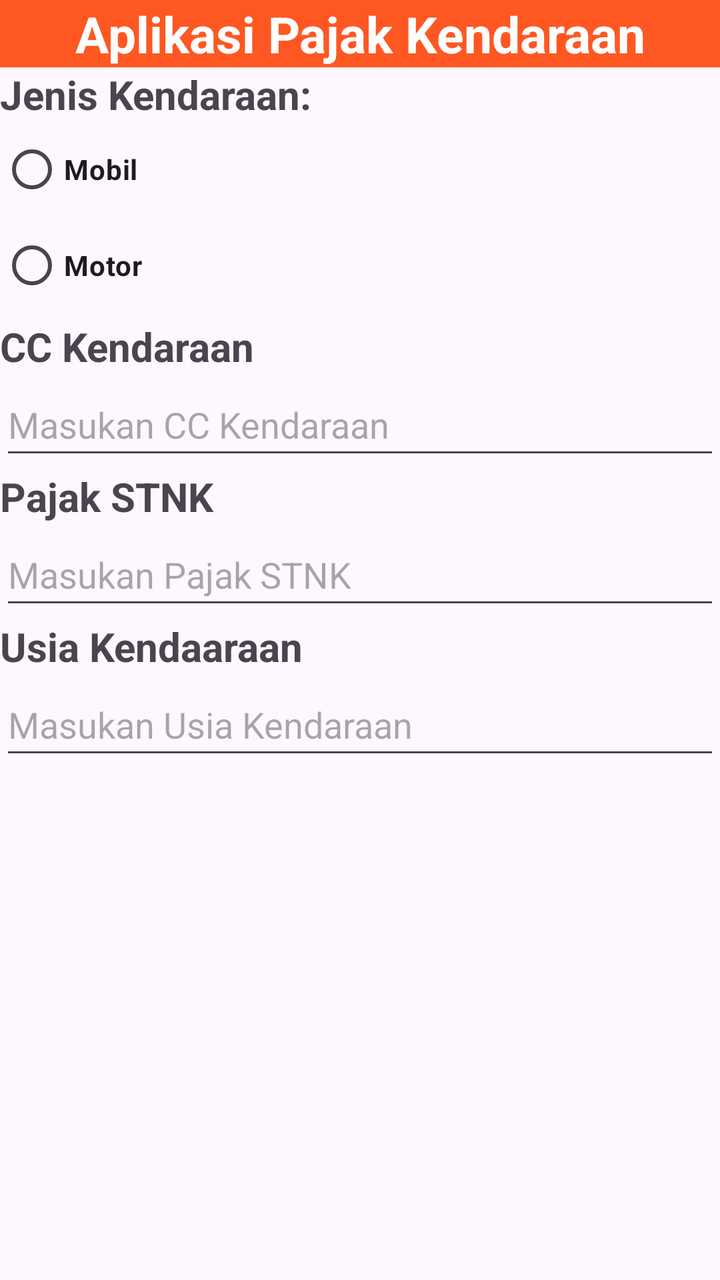
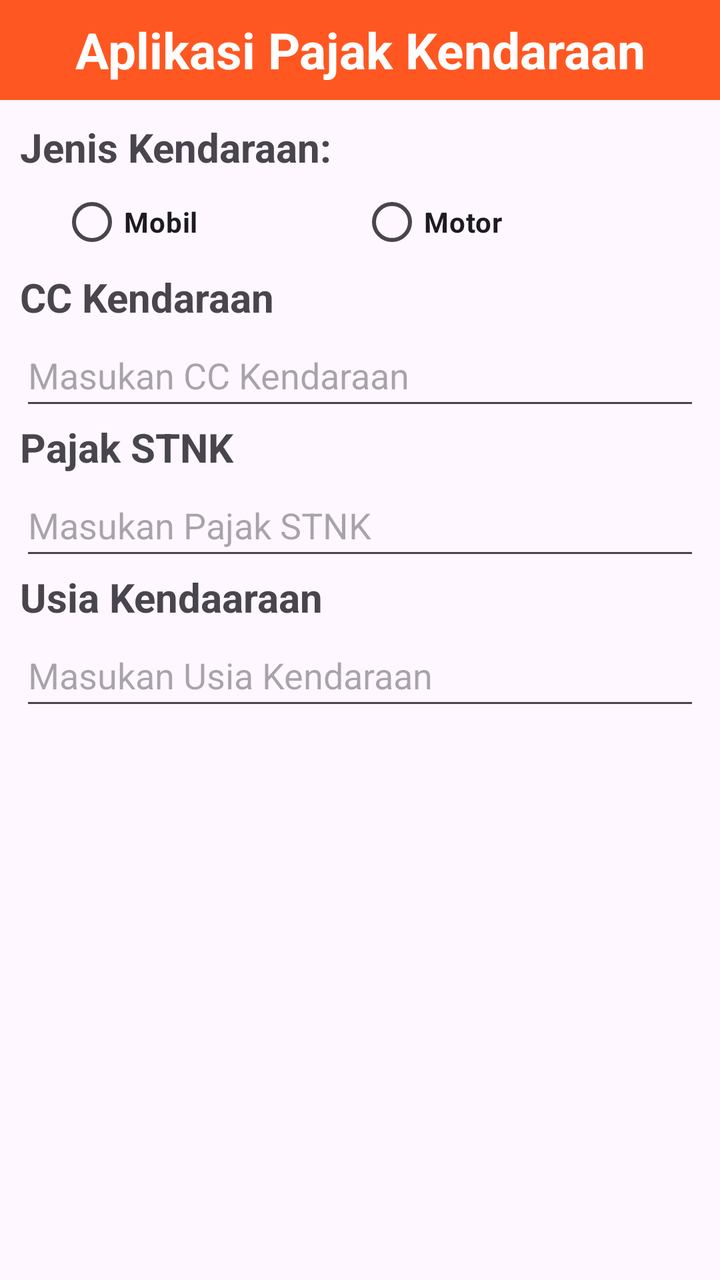

Screens rendered from an Android XML layout before and after an edit, with the pre-edit source and the edit as a unified diff.
<!-- AndroidManifest.xml: application theme Theme.APK -->
<!-- res/layout/activity_main.xml -->
<?xml version="1.0" encoding="utf-8"?>
<LinearLayout xmlns:android="http://schemas.android.com/apk/res/android"
    xmlns:app="http://schemas.android.com/apk/res-auto"
    xmlns:tools="http://schemas.android.com/tools"
    android:id="@+id/main"
    android:layout_width="match_parent"
    android:layout_height="match_parent"
    android:orientation="vertical"
    tools:context=".MainActivity">

    <TextView
        android:id="@+id/judul"
        android:layout_width="match_parent"
        android:layout_height="wrap_content"
        android:text="@string/ap"
        android:background="@color/orange"
        android:textColor="@color/white"
        android:textStyle="bold"
        android:textSize="25sp"
        android:textAlignment="center"
        />

    <TextView
        android:id="@+id/jenis"
        android:layout_width="match_parent"
        android:layout_height="wrap_content"
        android:text="@string/jk"
        android:textSize="20sp"
        android:textStyle="bold" />

    <RadioGroup
        android:id="@+id/JenisKendaraan"
        android:layout_width="match_parent"
        android:layout_height="99dp">

        <RadioButton
            android:id="@+id/mobil"
            android:layout_width="match_parent"
            android:layout_height="wrap_content"
            android:text="@string/m"
            android:textStyle="bold" />

        <RadioButton
            android:id="@+id/motor"
            android:layout_width="match_parent"
            android:layout_height="wrap_content"
            android:text="@string/mt"
            android:textStyle="bold" />

    </RadioGroup>

    <TextView
        android:id="@+id/cck"
        android:layout_width="match_parent"
        android:layout_height="wrap_content"
        android:text="@string/cc"
        android:textSize="20sp"
        android:textStyle="bold" />

    <EditText
        android:id="@+id/InputCC"
        android:layout_width="match_parent"
        android:layout_height="48dp"
        android:ems="10"
        android:maxLength="5"
        android:hint="@string/c"
        android:inputType="numberSigned" />

    <TextView
        android:id="@+id/pjkstnk"
        android:layout_width="match_parent"
        android:layout_height="wrap_content"
        android:text="@string/ps"
        android:textSize="20sp"
        android:textStyle="bold" />

    <EditText
        android:id="@+id/InputPajakSTNK"
        android:layout_width="match_parent"
        android:layout_height="48dp"
        android:ems="10"
        android:inputType="numberSigned"
        android:hint="@string/p" />

    <TextView
        android:id="@+id/usk"
        android:layout_width="match_parent"
        android:layout_height="wrap_content"
        android:textSize="20sp"
        android:text="@string/uk"
        android:textStyle="bold"/>

    <EditText
        android:id="@+id/editusia"
        android:layout_width="match_parent"
        android:layout_height="48dp"
        android:ems="10"
        android:maxLength="3"
        android:inputType="numberSigned"
        android:hint="@string/u"/>

    <TextView
        android:id="@+id/pkbp"
        android:layout_width="match_parent"
        android:layout_height="wrap_content"
        android:textSize="18sp"
        android:textStyle="bold" />

    <TextView
        android:id="@+id/hasilpkb"
        android:gravity="center_vertical|right"
        android:layout_width="match_parent"
        android:layout_height="wrap_content" />

    <TextView
        android:id="@+id/swd"
        android:layout_width="match_parent"
        android:layout_height="wrap_content"
        android:textSize="18sp"
        android:textStyle="bold" />

    <TextView
        android:id="@+id/SWDKLLJ"
        android:layout_width="match_parent"
        android:gravity="center_vertical|right"
        android:layout_height="wrap_content" />

    <TextView
        android:id="@+id/bad"
        android:layout_width="match_parent"
        android:layout_height="wrap_content"
        android:textSize="18sp"
        android:textStyle="bold"/>

    <TextView
        android:id="@+id/Administrasi"
        android:gravity="center_vertical|right"
        android:layout_width="match_parent"
        android:layout_height="wrap_content" />

    <TextView
        android:id="@+id/sod"
        android:layout_width="match_parent"
        android:layout_height="25dp"
        android:textSize="18sp"
        android:textStyle="bold" />

    <TextView
        android:id="@+id/Sertif"
        android:gravity="center_vertical|right"
        android:layout_width="match_parent"
        android:layout_height="wrap_content" />

    <TextView
        android:id="@+id/total"
        android:layout_width="match_parent"
        android:layout_height="25dp"
        android:textSize="20sp"
        android:textStyle="bold" />

    <TextView
        android:id="@+id/hasilTotal"
        android:layout_width="match_parent"
        android:textSize="30sp"
        android:gravity="center_vertical|right"
        android:text=""
        android:layout_height="91dp" />

    <Button
        android:id="@+id/submit"
        android:layout_width="match_parent"
        android:layout_height="wrap_content"
        android:text="@string/sub"
        android:backgroundTint="@color/blue"
        android:onClick="Submit"/>

</LinearLayout>
<!-- resources referenced by this layout -->
<resources>
  <color name="blue">#00b4d8</color>
  <color name="orange">#FF5722</color>
  <color name="white">#FFFFFFFF</color>
  <string name="ap">Aplikasi Pajak Kendaraan</string>
  <string name="c">Masukan CC Kendaraan</string>
  <string name="cc">CC Kendaraan</string>
  <string name="jk">Jenis Kendaraan:</string>
  <string name="m">Mobil</string>
  <string name="mt">Motor</string>
  <string name="p">Masukan Pajak STNK</string>
  <string name="ps">Pajak STNK</string>
  <string name="sub">Submit</string>
  <string name="u">Masukan Usia Kendaraan</string>
  <string name="uk">Usia Kendaaraan</string>
  <style name="Theme.APK" parent="Base.Theme.APK" />
  <style name="Base.Theme.APK" parent="Theme.Material3.DayNight.NoActionBar">
          
          
      </style>
</resources>

<!-- the commit's change to res/layout/activity_main.xml (unified diff, before → after) -->
@@ -11,7 +11,8 @@
     <TextView
         android:id="@+id/judul"
         android:layout_width="match_parent"
-        android:layout_height="wrap_content"
+        android:layout_height="50dp"
+        android:gravity="center"
         android:text="@string/ap"
         android:background="@color/orange"
         android:textColor="@color/white"
@@ -20,84 +21,119 @@
         android:textAlignment="center"
         />
 
-    <TextView
-        android:id="@+id/jenis"
-        android:layout_width="match_parent"
-        android:layout_height="wrap_content"
-        android:text="@string/jk"
-        android:textSize="20sp"
-        android:textStyle="bold" />
-
-    <RadioGroup
-        android:id="@+id/JenisKendaraan"
-        android:layout_width="match_parent"
-        android:layout_height="99dp">
-
-        <RadioButton
-            android:id="@+id/mobil"
-            android:layout_width="match_parent"
-            android:layout_height="wrap_content"
-            android:text="@string/m"
-            android:textStyle="bold" />
-
-        <RadioButton
-            android:id="@+id/motor"
-            android:layout_width="match_parent"
-            android:layout_height="wrap_content"
-            android:text="@string/mt"
-            android:textStyle="bold" />
-
-    </RadioGroup>
-
-    <TextView
-        android:id="@+id/cck"
-        android:layout_width="match_parent"
-        android:layout_height="wrap_content"
-        android:text="@string/cc"
-        android:textSize="20sp"
-        android:textStyle="bold" />
-
-    <EditText
-        android:id="@+id/InputCC"
-        android:layout_width="match_parent"
-        android:layout_height="48dp"
-        android:ems="10"
-        android:maxLength="5"
-        android:hint="@string/c"
-        android:inputType="numberSigned" />
-
-    <TextView
-        android:id="@+id/pjkstnk"
-        android:layout_width="match_parent"
-        android:layout_height="wrap_content"
-        android:text="@string/ps"
-        android:textSize="20sp"
-        android:textStyle="bold" />
-
-    <EditText
-        android:id="@+id/InputPajakSTNK"
-        android:layout_width="match_parent"
-        android:layout_height="48dp"
-        android:ems="10"
-        android:inputType="numberSigned"
-        android:hint="@string/p" />
-
-    <TextView
-        android:id="@+id/usk"
-        android:layout_width="match_parent"
-        android:layout_height="wrap_content"
-        android:textSize="20sp"
-        android:text="@string/uk"
-        android:textStyle="bold"/>
-
-    <EditText
-        android:id="@+id/editusia"
-        android:layout_width="match_parent"
-        android:layout_height="48dp"
-        android:ems="10"
-        android:maxLength="3"
-        android:inputType="numberSigned"
-        android:hint="@string/u"/>
+    <LinearLayout
+        android:layout_width="match_parent"
+        android:layout_height="wrap_content"
+        android:layout_margin="10dp"
+        android:orientation="vertical">
+
+        <LinearLayout
+            android:layout_width="match_parent"
+            android:layout_height="wrap_content"
+            android:gravity="center"
+            android:orientation="vertical">
+
+            <TextView
+                android:id="@+id/jenis"
+                android:layout_width="match_parent"
+                android:layout_height="wrap_content"
+                android:text="@string/jk"
+                android:textSize="20sp"
+                android:textStyle="bold" />
+
+            <RadioGroup
+                android:id="@+id/JenisKendaraan"
+                android:layout_width="match_parent"
+                android:layout_height="wrap_content"
+                android:gravity="center"
+                android:orientation="horizontal">
+
+                <RadioButton
+                    android:id="@+id/mobil"
+                    android:layout_width="150dp"
+                    android:layout_height="wrap_content"
+                    android:text="@string/m"
+                    android:textStyle="bold" />
+
+                <RadioButton
+                    android:id="@+id/motor"
+                    android:layout_width="150dp"
+                    android:layout_height="wrap_content"
+                    android:text="@string/mt"
+                    android:textStyle="bold" />
+            </RadioGroup>
+
+        </LinearLayout>
+
+        <LinearLayout
+            android:layout_width="match_parent"
+            android:layout_height="wrap_content"
+            android:orientation="vertical">
+
+            <TextView
+                android:id="@+id/cck"
+                android:layout_width="match_parent"
+                android:layout_height="wrap_content"
+                android:text="@string/cc"
+                android:textSize="20sp"
+                android:textStyle="bold" />
+
+            <EditText
+                android:id="@+id/InputCC"
+                android:layout_width="match_parent"
+                android:layout_height="48dp"
+                android:ems="10"
+                android:hint="@string/c"
+                android:inputType="numberSigned"
+                android:maxLength="5" />
+
+        </LinearLayout>
+
+        <LinearLayout
+            android:layout_width="match_parent"
+            android:layout_height="wrap_content"
+            android:orientation="vertical">
+
+            <TextView
+                android:id="@+id/pjkstnk"
+                android:layout_width="match_parent"
+                android:layout_height="wrap_content"
+                android:text="@string/ps"
+                android:textSize="20sp"
+                android:textStyle="bold" />
+
+            <EditText
+                android:id="@+id/InputPajakSTNK"
+                android:layout_width="match_parent"
+                android:layout_height="48dp"
+                android:ems="10"
+                android:hint="@string/p"
+                android:inputType="numberSigned" />
+        </LinearLayout>
+
+        <LinearLayout
+            android:layout_width="match_parent"
+            android:layout_height="wrap_content"
+            android:orientation="vertical">
+
+            <TextView
+                android:id="@+id/usk"
+                android:layout_width="match_parent"
+                android:layout_height="wrap_content"
+                android:text="@string/uk"
+                android:textSize="20sp"
+                android:textStyle="bold" />
+
+            <EditText
+                android:id="@+id/editusia"
+                android:layout_width="match_parent"
+                android:layout_height="48dp"
+                android:ems="10"
+                android:hint="@string/u"
+                android:inputType="numberSigned"
+                android:maxLength="3" />
+        </LinearLayout>
+    </LinearLayout>
 
     <TextView
         android:id="@+id/pkbp"
